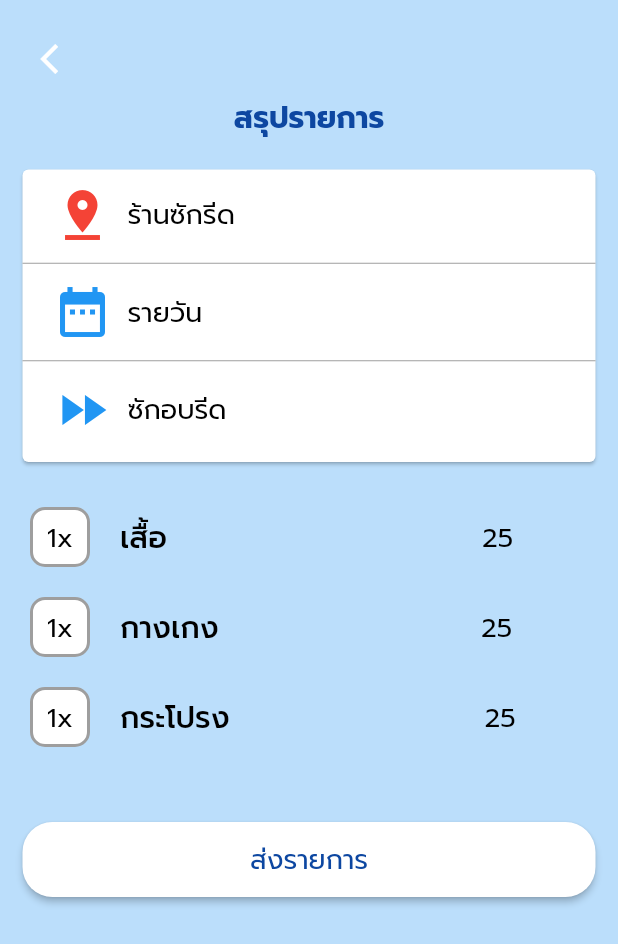
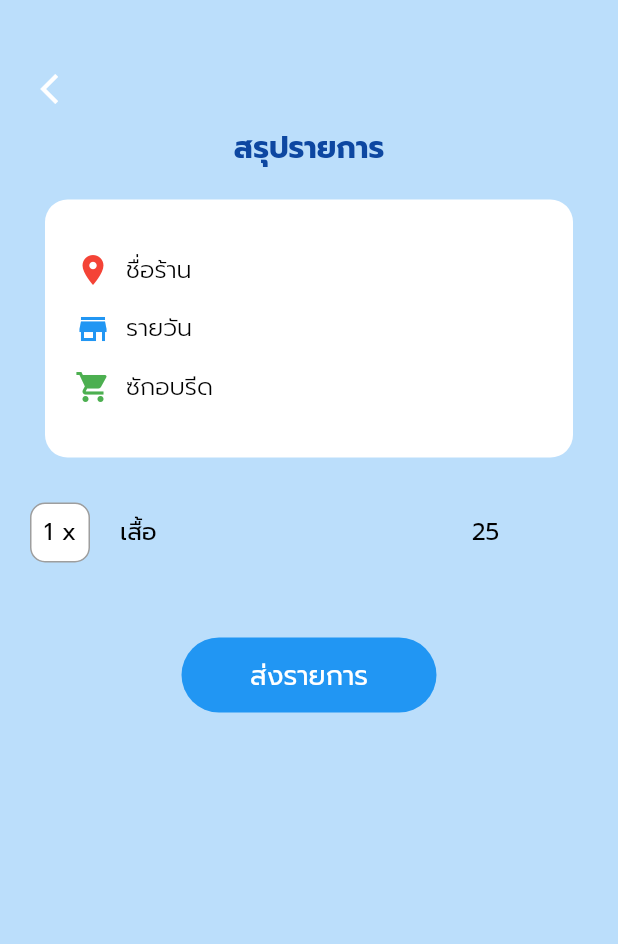
Before and after one commit to faiffk2541/Project_LQ_New, a Flutter app: the AddCartPage screen opened directly, on a phone screen of 412 x 824 dp. Shown: the top 944 px of the screen. Run offline on Flutter 3.47's test engine with Material 2 defaults, Android fonts, the phone set to English and light mode, and no system bars; our stand-ins replace cloud_firestore, curved_navigation_bar, firebase_auth, firebase_core, firebase_storage, google_sign_in and 2 more; missing offline and left inert: flutter_auth_buttons; accounts and stored records are empty.

Commit message:
fix addcart

```diff
--- a/newlaundry/lib/userpage/cart/addcart.dart
+++ b/newlaundry/lib/userpage/cart/addcart.dart
@@ -1,6 +1,7 @@
 import 'package:flutter/material.dart';
 import 'package:newlaundry/navigationbar.dart';
 import 'package:newlaundry/userpage/historypage.dart';
+import 'package:newlaundry/userpage/menuservice/detailservice.dart';
 
 class AddCartPage extends StatefulWidget {
   @override
@@ -12,18 +13,24 @@ class AddCartState extends State<AddCartPage> {
   Widget build(BuildContext context) {
     return Scaffold(
       backgroundColor: Colors.blue[100],
-      body: ListView(
+      body: SingleChildScrollView(
+        child: Container(
+          child: Column(
             children: [
               Padding(
-            padding: EdgeInsets.only(top: 15, left: 15),
+                padding: EdgeInsets.only(top: 35, left: 15),
                 child: Row(
                   mainAxisAlignment: MainAxisAlignment.spaceBetween,
-              children: <Widget>[
+                  children: [
                     IconButton(
                       icon: Icon(Icons.arrow_back_ios),
                       color: Colors.white,
                       onPressed: () {
-                    Navigator.pop(context);
+                        Navigator.push(
+                          context,
+                          MaterialPageRoute(
+                              builder: (context) => DetailServicePage()),
+                        );
                       },
                     ),
                   ],
@@ -41,86 +48,80 @@ class AddCartState extends State<AddCartPage> {
                 ),
               ),
               SizedBox(height: 20),
-          Card(
-            margin: EdgeInsets.only(left: 15, right: 15),
+              Container(
+                child: Padding(
+                  padding: EdgeInsets.only(right: 30, left: 30),
                   child: Container(
-              padding: EdgeInsets.only(top: 10),
-              height: 195,
+                    padding: EdgeInsets.symmetric(vertical: 35, horizontal: 20),
+                    width: MediaQuery.of(context).size.width,
+                    decoration: BoxDecoration(
+                      color: Colors.white,
+                      borderRadius: BorderRadius.only(
+                          topLeft: Radius.circular(15),
+                          topRight: Radius.circular(15),
+                          bottomLeft: Radius.circular(15),
+                          bottomRight: Radius.circular(15)),
+                    ),
                     child: Column(
                       children: [
                         Row(
                           children: [
-                      Padding(
-                        padding: EdgeInsets.only(left: 20),
+                            Icon(
+                              Icons.location_on,
+                              color: Colors.red,
                             ),
-                      Icon(Icons.pin_drop, color: Colors.red, size: 40),
-                      SizedBox(height: 10, width: 10),
-                      Flexible(
-                        child: Text(
-                          'ร้านซักรีด',
-                          overflow: TextOverflow.visible,
+                            SizedBox(width: 10, height: 10),
+                            Text(
+                              'ชื่อร้าน',
                               style: TextStyle(
+                                  height: 1.5,
                                   color: Colors.black,
                                   fontFamily: 'Prompt',
-                              fontSize: 18,
-                              fontWeight: FontWeight.w400),
-                        ),
-                      ),
+                                  fontSize: 16,
+                                  fontWeight: FontWeight.w300),
+                            )
                           ],
                         ),
-                  SizedBox(height: 10),
-                  Divider(
-                    height: 5,
-                    color: Colors.grey,
-                  ),
-                  SizedBox(height: 10),
+                        SizedBox(height: 15),
                         Row(
                           children: [
-                      Padding(
-                        padding: EdgeInsets.only(left: 20),
+                            Icon(
+                              Icons.store_mall_directory,
+                              color: Colors.blue,
                             ),
-                      Icon(Icons.date_range, color: Colors.blue, size: 40),
-                      SizedBox(height: 10, width: 10),
-                      Flexible(
-                        child: Text(
+                            SizedBox(width: 10, height: 10),
+                            Text(
                               'รายวัน',
-                          overflow: TextOverflow.visible,
                               style: TextStyle(
+                                  height: 1.5,
                                   color: Colors.black,
                                   fontFamily: 'Prompt',
-                              fontSize: 18,
-                              fontWeight: FontWeight.w400),
-                        ),
-                      ),
+                                  fontSize: 16,
+                                  fontWeight: FontWeight.w300),
+                            )
                           ],
                         ),
-                  SizedBox(height: 10),
-                  Divider(
-                    height: 5,
-                    color: Colors.grey,
-                  ),
-                  SizedBox(height: 10),
+                        SizedBox(height: 15),
                         Row(
                           children: [
-                      Padding(
-                        padding: EdgeInsets.only(left: 20),
+                            Icon(
+                              Icons.local_grocery_store,
+                              color: Colors.green,
                             ),
-                      Icon(Icons.fast_forward, color: Colors.blue, size: 40),
-                      SizedBox(height: 10, width: 10),
-                      Flexible(
-                        child: Text(
+                            SizedBox(width: 10, height: 10),
+                            Text(
                               'ซักอบรีด',
-                          overflow: TextOverflow.visible,
                               style: TextStyle(
+                                  height: 1.5,
                                   color: Colors.black,
                                   fontFamily: 'Prompt',
-                              fontSize: 18,
-                              fontWeight: FontWeight.w400),
-                        ),
-                      ),
+                                  fontSize: 16,
+                                  fontWeight: FontWeight.w300),
+                            )
                           ],
                         )
                       ],
+                    ),
                   ),
                 ),
               ),
@@ -140,16 +141,18 @@ class AddCartState extends State<AddCartPage> {
                           width: 40,
                           decoration: BoxDecoration(
                             color: Colors.white,
-                        border: Border.all(color: Colors.grey, width: 2),
+                            border: Border.all(color: Colors.grey, width: 1),
                             borderRadius: BorderRadius.circular(10),
                           ),
                           child: Center(
-                        child: Text('1x',
+                            child: Text(
+                              '1 x',
                               style: TextStyle(
                                   color: Colors.black,
                                   fontFamily: 'Prompt',
-                                fontSize: 18,
-                                fontWeight: FontWeight.w400)),
+                                  fontSize: 16,
+                                  fontWeight: FontWeight.w400),
+                            ),
                           ),
                         ),
                         Container(
@@ -158,12 +161,14 @@ class AddCartState extends State<AddCartPage> {
                               Padding(
                                 padding: EdgeInsets.only(top: 20, left: 20),
                               ),
-                          Text('เสื้อ',
+                              Text(
+                                'เสื้อ',
                                 style: TextStyle(
                                     color: Colors.black,
                                     fontFamily: 'Prompt',
-                                  fontSize: 20,
-                                  fontWeight: FontWeight.w500)),
+                                    fontSize: 16,
+                                    fontWeight: FontWeight.w400),
+                              ),
                             ],
                           ),
                         ),
@@ -173,219 +178,124 @@ class AddCartState extends State<AddCartPage> {
                               Padding(
                                 padding: EdgeInsets.only(right: 210),
                               ),
-                          Text('25',
+                              Text(
+                                '25',
                                 style: TextStyle(
                                     color: Colors.black,
                                     fontFamily: 'Prompt',
-                                  fontSize: 18,
-                                  fontWeight: FontWeight.w400)),
-                        ],
-                      ),
-                    ),
-                  ],
+                                    fontSize: 16,
+                                    fontWeight: FontWeight.w400),
                               )
                             ],
                           ),
-          ),
-          Container(
-            child: Column(
-              children: [
-                Padding(
-                  padding: EdgeInsets.only(top: 20),
-                ),
-                Row(
-                  children: [
-                    Padding(
-                      padding: EdgeInsets.only(top: 20, left: 20),
-                    ),
-                    Container(
-                      height: 40,
-                      width: 40,
-                      decoration: BoxDecoration(
-                        color: Colors.white,
-                        border: Border.all(color: Colors.grey, width: 2),
-                        borderRadius: BorderRadius.circular(10),
-                      ),
-                      child: Center(
-                        child: Text('1x',
-                            style: TextStyle(
-                                color: Colors.black,
-                                fontFamily: 'Prompt',
-                                fontSize: 18,
-                                fontWeight: FontWeight.w400)),
-                      ),
-                    ),
-                    Container(
-                      child: Row(
-                        children: [
-                          Padding(
-                            padding: EdgeInsets.only(top: 20, left: 20),
-                          ),
-                          Text('กางเกง',
-                              style: TextStyle(
-                                  color: Colors.black,
-                                  fontFamily: 'Prompt',
-                                  fontSize: 20,
-                                  fontWeight: FontWeight.w500)),
-                        ],
-                      ),
-                    ),
-                    Container(
-                      child: Row(
-                        children: [
-                          Padding(
-                            padding: EdgeInsets.only(right: 175),
-                          ),
-                          Text('25',
-                              style: TextStyle(
-                                  color: Colors.black,
-                                  fontFamily: 'Prompt',
-                                  fontSize: 18,
-                                  fontWeight: FontWeight.w400)),
-                        ],
-                      ),
-                    ),
-                  ],
                         )
-              ],
-            ),
-          ),
-          Container(
-            child: Column(
-              children: [
-                Padding(
-                  padding: EdgeInsets.only(top: 20),
-                ),
-                Row(
-                  children: [
-                    Padding(
-                      padding: EdgeInsets.only(top: 20, left: 20),
-                    ),
-                    Container(
-                      height: 40,
-                      width: 40,
-                      decoration: BoxDecoration(
-                        color: Colors.white,
-                        border: Border.all(color: Colors.grey, width: 2),
-                        borderRadius: BorderRadius.circular(10),
-                      ),
-                      child: Center(
-                        child: Text('1x',
-                            style: TextStyle(
-                                color: Colors.black,
-                                fontFamily: 'Prompt',
-                                fontSize: 18,
-                                fontWeight: FontWeight.w400)),
-                      ),
-                    ),
-                    Container(
-                      child: Row(
-                        children: [
-                          Padding(
-                            padding: EdgeInsets.only(top: 20, left: 20),
-                          ),
-                          Text('กระโปรง',
-                              style: TextStyle(
-                                  color: Colors.black,
-                                  fontFamily: 'Prompt',
-                                  fontSize: 20,
-                                  fontWeight: FontWeight.w500)),
-                        ],
-                      ),
-                    ),
-                    Container(
-                      child: Row(
-                        children: [
-                          Padding(
-                            padding: EdgeInsets.only(right: 170),
-                          ),
-                          Text('25',
-                              style: TextStyle(
-                                  color: Colors.black,
-                                  fontFamily: 'Prompt',
-                                  fontSize: 18,
-                                  fontWeight: FontWeight.w400)),
-                        ],
-                      ),
-                    ),
                       ],
                     )
                   ],
                 ),
               ),
               SizedBox(height: 50),
-          Expanded(
-            child: Container(
+              Container(
                 padding: EdgeInsets.only(left: 15, right: 15),
                 height: 50,
+                width: 200,
                 child: RaisedButton(
+                  elevation: 0,
+                  color: Colors.blue,
+                  shape: RoundedRectangleBorder(
+                      borderRadius: BorderRadius.circular(30)),
+                  onPressed: () {
+                    showAlertDialog(context);
+                  },
                   child: Text(
-                  "ส่งรายการ",
+                    'ส่งรายการ',
                     style: TextStyle(
-                      color: Colors.blue[900],
+                        color: Colors.white,
                         fontFamily: 'Prompt',
                         fontSize: 18,
                         fontWeight: FontWeight.w400),
                   ),
-                onPressed: () {
-                  // Navigator.push(
-                  //   context,
-                  //   MaterialPageRoute(builder: (context) => AddCartPage()),
-                  // );
-                  showAlertDialog(context);
-                },
-                color: Colors.white,
-                shape: RoundedRectangleBorder(
-                  borderRadius: BorderRadius.circular(20.0),
                 ),
               ),
+            ],
           ),
-          )
-        ],
+        ),
       ),
     );
   }
 }
 
-showAlertDialog(BuildContext context) {
-  // set up the button
-  Widget okButton = FlatButton(
+void showAlertDialog(BuildContext context) {
+  AlertDialog dialog = new AlertDialog(
+    title: Center(
       child: Text(
-      "OK",
+        "ยืนยันการทำรายการ",
         style: TextStyle(
-          color: Colors.black,
+            color: Colors.red,
             fontFamily: 'Prompt',
             fontSize: 18,
             fontWeight: FontWeight.w400),
       ),
-    onPressed: () {
-      Navigator.push(
-        context,
-        MaterialPageRoute(builder: (context) => NavigationBarPage()),
+    ),
+    content: new Container(
+      height: 50,
+      child: new Column(
+        children: <Widget>[
+          Container(
+            child: Row(
+              mainAxisAlignment: MainAxisAlignment.center,
+              children: [
+                RaisedButton(
+                  onPressed: () {},
+                  elevation: 0,
+                  color: Colors.red,
+                  shape: RoundedRectangleBorder(
+                      borderRadius: BorderRadius.all(Radius.circular(50))),
+                  child: Center(
+                    child: Row(
+                      mainAxisAlignment: MainAxisAlignment.center,
+                      children: [
+                        Text(
+                          'ยกเลิก',
+                          style: TextStyle(
+                              color: Colors.white,
+                              fontFamily: 'Prompt',
+                              fontWeight: FontWeight.w400,
+                              fontSize: 16),
+                        ),
+                      ],
+                    ),
+                  ),
+                ),
+                SizedBox(width: 30),
+                RaisedButton(
+                  onPressed: () {},
+                  elevation: 0,
+                  color: Colors.blue,
+                  shape: RoundedRectangleBorder(
+                      borderRadius: BorderRadius.all(Radius.circular(50))),
+                  child: Center(
+                    child: Row(
+                      mainAxisAlignment: MainAxisAlignment.center,
+                      children: [
+                        Text(
+                          'บันทึก',
+                          style: TextStyle(
+                              color: Colors.white,
+                              fontFamily: 'Prompt',
+                              fontWeight: FontWeight.w400,
+                              fontSize: 16),
+                        ),
+                      ],
+                    ),
+                  ),
+                ),
+              ],
+            ),
+          ),
+        ],
+      ),
+    ),
   );
-    },
-  );
-
-  // set up the AlertDialog
-  AlertDialog alert = AlertDialog(
-    title: Text(
-      "ทำรายการสำเร็จ",
-      style: TextStyle(
-          color: Colors.black,
-          fontFamily: 'Prompt',
-          fontSize: 18,
-          fontWeight: FontWeight.w400),
-    ),
-    actions: [
-      okButton,
-    ],
-  );
-
-  // show the dialog
-  showDialog(
-    context: context,
-    builder: (BuildContext context) {
-      return alert;
-    },
-  );
+  showDialog(context: context, child: dialog);
 }
```
Lines whose indentation alone changed are shown as unchanged.
